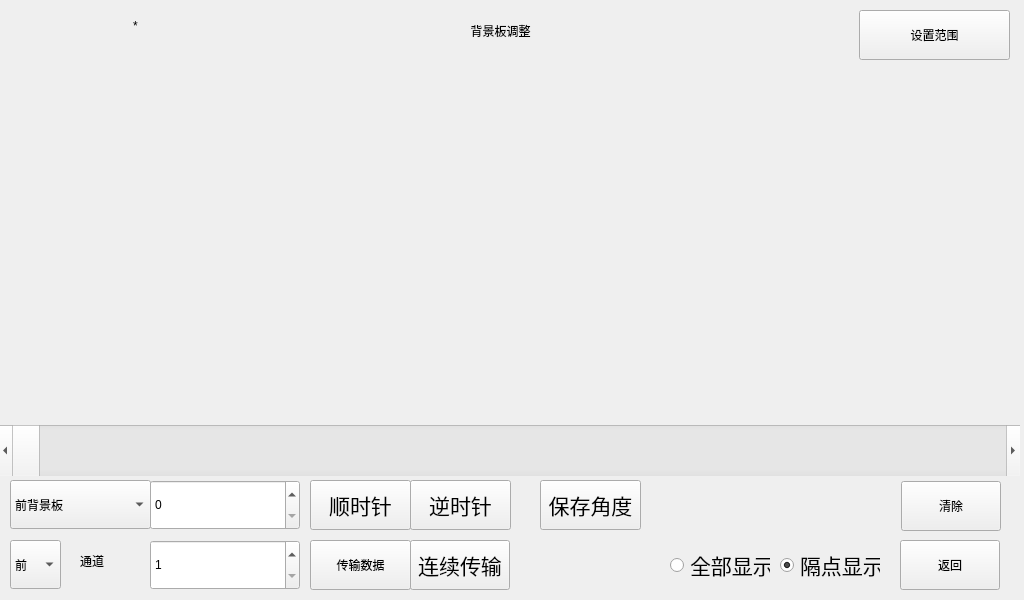
Before: the Qt Designer form forms/formccdcurve.ui in zhoutl1106/pjt2, drawn with Qt 5.
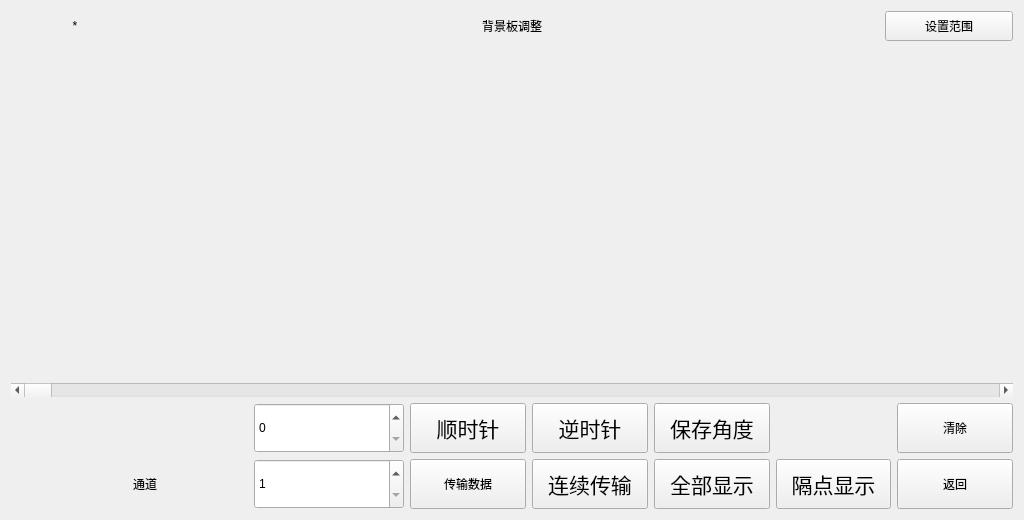
After: the same form once the commit is applied.

The edit to the form file:
```diff
--- a/forms/formccdcurve.ui
+++ b/forms/formccdcurve.ui
@@ -7,40 +7,17 @@
     <x>0</x>
     <y>0</y>
     <width>1024</width>
-    <height>600</height>
+    <height>520</height>
    </rect>
   </property>
   <property name="windowTitle">
    <string>Form</string>
   </property>
-  <widget class="QScrollBar" name="horizontalScrollBar">
-   <property name="geometry">
-    <rect>
-     <x>-1</x>
-     <y>425</y>
-     <width>1021</width>
-     <height>51</height>
-    </rect>
-   </property>
-   <property name="maximum">
-    <number>1024</number>
-   </property>
-   <property name="singleStep">
-    <number>0</number>
-   </property>
-   <property name="orientation">
-    <enum>Qt::Horizontal</enum>
-   </property>
-  </widget>
+  <layout class="QVBoxLayout" name="verticalLayout">
+   <item>
+    <layout class="QHBoxLayout" name="horizontalLayout">
+     <item>
   <widget class="QLabel" name="labelPos">
-   <property name="geometry">
-    <rect>
-     <x>0</x>
-     <y>0</y>
-     <width>271</width>
-     <height>51</height>
-    </rect>
-   </property>
    <property name="sizePolicy">
     <sizepolicy hsizetype="Fixed" vsizetype="Preferred">
      <horstretch>0</horstretch>
@@ -60,17 +37,11 @@
     <set>Qt::AlignCenter</set>
    </property>
   </widget>
+     </item>
+     <item>
   <widget class="QLabel" name="label">
-   <property name="geometry">
-    <rect>
-     <x>370</x>
-     <y>0</y>
-     <width>261</width>
-     <height>61</height>
-    </rect>
-   </property>
    <property name="sizePolicy">
-    <sizepolicy hsizetype="Expanding" vsizetype="Preferred">
+        <sizepolicy hsizetype="MinimumExpanding" vsizetype="Preferred">
      <horstretch>0</horstretch>
      <verstretch>0</verstretch>
     </sizepolicy>
@@ -88,40 +59,58 @@
     <set>Qt::AlignCenter</set>
    </property>
   </widget>
-  <widget class="QToolButton" name="toolButton_clockwise_f">
-   <property name="geometry">
-    <rect>
-     <x>310</x>
-     <y>480</y>
-     <width>101</width>
-     <height>50</height>
-    </rect>
-   </property>
-   <property name="font">
-    <font>
-     <family>文泉驿微米黑</family>
-     <pointsize>16</pointsize>
-     <weight>50</weight>
-     <italic>false</italic>
-     <bold>false</bold>
-    </font>
-   </property>
-   <property name="styleSheet">
-    <string notr="true">font: 16pt &quot;文泉驿微米黑&quot;;</string>
+     </item>
+     <item>
+      <widget class="QToolButton" name="toolButton_SetRange">
+       <property name="sizePolicy">
+        <sizepolicy hsizetype="Preferred" vsizetype="Preferred">
+         <horstretch>0</horstretch>
+         <verstretch>0</verstretch>
+        </sizepolicy>
+       </property>
+       <property name="minimumSize">
+        <size>
+         <width>128</width>
+         <height>0</height>
+        </size>
    </property>
    <property name="text">
-    <string>顺时针</string>
-   </property>
-  </widget>
+        <string>设置范围</string>
+       </property>
+      </widget>
+     </item>
+    </layout>
+   </item>
+   <item>
+    <spacer name="verticalSpacer">
+     <property name="orientation">
+      <enum>Qt::Vertical</enum>
+     </property>
+     <property name="sizeHint" stdset="0">
+      <size>
+       <width>20</width>
+       <height>325</height>
+      </size>
+     </property>
+    </spacer>
+   </item>
+   <item>
+    <widget class="QScrollBar" name="horizontalScrollBar">
+     <property name="maximum">
+      <number>1024</number>
+     </property>
+     <property name="singleStep">
+      <number>0</number>
+     </property>
+     <property name="orientation">
+      <enum>Qt::Horizontal</enum>
+     </property>
+    </widget>
+   </item>
+   <item>
+    <layout class="QGridLayout" name="gridLayout">
+     <item row="0" column="2">
   <widget class="QSpinBox" name="spinBox_f">
-   <property name="geometry">
-    <rect>
-     <x>150</x>
-     <y>480</y>
-     <width>150</width>
-     <height>50</height>
-    </rect>
-   </property>
    <property name="sizePolicy">
     <sizepolicy hsizetype="Fixed" vsizetype="Fixed">
      <horstretch>0</horstretch>
@@ -138,66 +127,9 @@
     <string notr="true"/>
    </property>
   </widget>
-  <widget class="QToolButton" name="toolButton_Clear">
-   <property name="geometry">
-    <rect>
-     <x>901</x>
-     <y>481</y>
-     <width>100</width>
-     <height>50</height>
-    </rect>
-   </property>
-   <property name="text">
-    <string>清除</string>
-   </property>
-  </widget>
-  <widget class="QToolButton" name="toolButton">
-   <property name="geometry">
-    <rect>
-     <x>900</x>
-     <y>540</y>
-     <width>100</width>
-     <height>50</height>
-    </rect>
-   </property>
-   <property name="text">
-    <string>返回</string>
-   </property>
-  </widget>
-  <widget class="QToolButton" name="toolButton_anticlockwise_f">
-   <property name="geometry">
-    <rect>
-     <x>410</x>
-     <y>480</y>
-     <width>101</width>
-     <height>50</height>
-    </rect>
-   </property>
-   <property name="font">
-    <font>
-     <family>文泉驿微米黑</family>
-     <pointsize>16</pointsize>
-     <weight>50</weight>
-     <italic>false</italic>
-     <bold>false</bold>
-    </font>
-   </property>
-   <property name="styleSheet">
-    <string notr="true">font: 16pt &quot;文泉驿微米黑&quot;;</string>
-   </property>
-   <property name="text">
-    <string>逆时针</string>
-   </property>
-  </widget>
+     </item>
+     <item row="1" column="2">
   <widget class="QSpinBox" name="spinBox_channel">
-   <property name="geometry">
-    <rect>
-     <x>150</x>
-     <y>540</y>
-     <width>150</width>
-     <height>50</height>
-    </rect>
-   </property>
    <property name="sizePolicy">
     <sizepolicy hsizetype="Fixed" vsizetype="Fixed">
      <horstretch>0</horstretch>
@@ -223,43 +155,96 @@
     <number>1</number>
    </property>
   </widget>
-  <widget class="QToolButton" name="toolButton_Clear_8">
-   <property name="geometry">
-    <rect>
-     <x>310</x>
-     <y>540</y>
-     <width>101</width>
-     <height>50</height>
-    </rect>
+     </item>
+     <item row="0" column="3">
+      <widget class="QToolButton" name="toolButton_clockwis">
+       <property name="sizePolicy">
+        <sizepolicy hsizetype="Preferred" vsizetype="Preferred">
+         <horstretch>0</horstretch>
+         <verstretch>0</verstretch>
+        </sizepolicy>
+       </property>
+       <property name="font">
+        <font>
+         <family>文泉驿微米黑</family>
+         <pointsize>16</pointsize>
+         <weight>50</weight>
+         <italic>false</italic>
+         <bold>false</bold>
+        </font>
    </property>
    <property name="styleSheet">
     <string notr="true">font: 16pt &quot;文泉驿微米黑&quot;;</string>
    </property>
    <property name="text">
-    <string>传输数据</string>
-   </property>
-  </widget>
+        <string>顺时针</string>
+       </property>
+      </widget>
+     </item>
+     <item row="1" column="1">
   <widget class="QLabel" name="label_3">
-   <property name="geometry">
-    <rect>
-     <x>80</x>
-     <y>540</y>
-     <width>71</width>
-     <height>41</height>
-    </rect>
-   </property>
    <property name="text">
     <string>通道</string>
    </property>
   </widget>
-  <widget class="QToolButton" name="toolButton_Clear_4">
-   <property name="geometry">
-    <rect>
-     <x>410</x>
-     <y>540</y>
-     <width>100</width>
-     <height>50</height>
-    </rect>
+     </item>
+     <item row="0" column="4">
+      <widget class="QToolButton" name="toolButton_anticlockwise">
+       <property name="sizePolicy">
+        <sizepolicy hsizetype="Preferred" vsizetype="Preferred">
+         <horstretch>0</horstretch>
+         <verstretch>0</verstretch>
+        </sizepolicy>
+       </property>
+       <property name="font">
+        <font>
+         <family>文泉驿微米黑</family>
+         <pointsize>16</pointsize>
+         <weight>50</weight>
+         <italic>false</italic>
+         <bold>false</bold>
+        </font>
+       </property>
+       <property name="styleSheet">
+        <string notr="true">font: 16pt &quot;文泉驿微米黑&quot;;</string>
+       </property>
+       <property name="text">
+        <string>逆时针</string>
+       </property>
+      </widget>
+     </item>
+     <item row="0" column="6">
+      <widget class="QToolButton" name="toolButton_saveangle">
+       <property name="sizePolicy">
+        <sizepolicy hsizetype="Preferred" vsizetype="Preferred">
+         <horstretch>0</horstretch>
+         <verstretch>0</verstretch>
+        </sizepolicy>
+       </property>
+       <property name="font">
+        <font>
+         <family>文泉驿微米黑</family>
+         <pointsize>16</pointsize>
+         <weight>50</weight>
+         <italic>false</italic>
+         <bold>false</bold>
+        </font>
+       </property>
+       <property name="styleSheet">
+        <string notr="true">font: 16pt &quot;文泉驿微米黑&quot;;</string>
+       </property>
+       <property name="text">
+        <string>保存角度</string>
+       </property>
+      </widget>
+     </item>
+     <item row="1" column="4">
+      <widget class="QToolButton" name="toolButton_continue">
+       <property name="sizePolicy">
+        <sizepolicy hsizetype="Preferred" vsizetype="Preferred">
+         <horstretch>0</horstretch>
+         <verstretch>0</verstretch>
+        </sizepolicy>
    </property>
    <property name="font">
     <font>
@@ -277,14 +262,62 @@
     <string>连续传输</string>
    </property>
   </widget>
-  <widget class="QRadioButton" name="radioButton_Clear_5">
-   <property name="geometry">
-    <rect>
-     <x>670</x>
-     <y>540</y>
-     <width>100</width>
-     <height>50</height>
-    </rect>
+     </item>
+     <item row="1" column="3">
+      <widget class="QToolButton" name="toolButton_transmit">
+       <property name="sizePolicy">
+        <sizepolicy hsizetype="Preferred" vsizetype="Preferred">
+         <horstretch>0</horstretch>
+         <verstretch>0</verstretch>
+        </sizepolicy>
+       </property>
+       <property name="styleSheet">
+        <string notr="true">font: 16pt &quot;文泉驿微米黑&quot;;</string>
+       </property>
+       <property name="text">
+        <string>传输数据</string>
+       </property>
+      </widget>
+     </item>
+     <item row="1" column="8">
+      <widget class="QToolButton" name="toolButton">
+       <property name="sizePolicy">
+        <sizepolicy hsizetype="Preferred" vsizetype="Preferred">
+         <horstretch>0</horstretch>
+         <verstretch>0</verstretch>
+        </sizepolicy>
+       </property>
+       <property name="text">
+        <string>返回</string>
+       </property>
+      </widget>
+     </item>
+     <item row="0" column="8">
+      <widget class="QToolButton" name="toolButton_Clear">
+       <property name="sizePolicy">
+        <sizepolicy hsizetype="Preferred" vsizetype="Preferred">
+         <horstretch>0</horstretch>
+         <verstretch>0</verstretch>
+        </sizepolicy>
+       </property>
+       <property name="text">
+        <string>清除</string>
+       </property>
+      </widget>
+     </item>
+     <item row="0" column="0">
+      <widget class="QWidget" name="widgetBkg" native="true"/>
+     </item>
+     <item row="1" column="0">
+      <widget class="QWidget" name="widgetCamera" native="true"/>
+     </item>
+     <item row="1" column="6">
+      <widget class="QToolButton" name="toolButton_all">
+       <property name="sizePolicy">
+        <sizepolicy hsizetype="Preferred" vsizetype="Preferred">
+         <horstretch>0</horstretch>
+         <verstretch>0</verstretch>
+        </sizepolicy>
    </property>
    <property name="font">
     <font>
@@ -302,14 +335,14 @@
     <string>全部显示</string>
    </property>
   </widget>
-  <widget class="QRadioButton" name="radioButton_Clear_7">
-   <property name="geometry">
-    <rect>
-     <x>780</x>
-     <y>540</y>
-     <width>100</width>
-     <height>50</height>
-    </rect>
+     </item>
+     <item row="1" column="7">
+      <widget class="QToolButton" name="toolButton_seperate">
+       <property name="sizePolicy">
+        <sizepolicy hsizetype="Preferred" vsizetype="Preferred">
+         <horstretch>0</horstretch>
+         <verstretch>0</verstretch>
+        </sizepolicy>
    </property>
    <property name="font">
     <font>
@@ -327,99 +360,13 @@
     <string>隔点显示</string>
    </property>
    <property name="checked">
-    <bool>true</bool>
-   </property>
-  </widget>
-  <widget class="QToolButton" name="toolButton_SetRange">
-   <property name="geometry">
-    <rect>
-     <x>859</x>
-     <y>10</y>
-     <width>151</width>
-     <height>50</height>
-    </rect>
-   </property>
-   <property name="text">
-    <string>设置范围</string>
-   </property>
-  </widget>
-  <widget class="QComboBox" name="camera">
-   <property name="geometry">
-    <rect>
-     <x>10</x>
-     <y>480</y>
-     <width>141</width>
-     <height>49</height>
-    </rect>
-   </property>
-   <property name="sizePolicy">
-    <sizepolicy hsizetype="Preferred" vsizetype="Expanding">
-     <horstretch>0</horstretch>
-     <verstretch>0</verstretch>
-    </sizepolicy>
-   </property>
-   <item>
-    <property name="text">
-     <string>前背景板</string>
-    </property>
-   </item>
-   <item>
-    <property name="text">
-     <string>后背景板</string>
-    </property>
+        <bool>false</bool>
+       </property>
+      </widget>
+     </item>
+    </layout>
    </item>
-  </widget>
-  <widget class="QComboBox" name="camera_2">
-   <property name="geometry">
-    <rect>
-     <x>10</x>
-     <y>540</y>
-     <width>51</width>
-     <height>49</height>
-    </rect>
-   </property>
-   <property name="sizePolicy">
-    <sizepolicy hsizetype="Preferred" vsizetype="Expanding">
-     <horstretch>0</horstretch>
-     <verstretch>0</verstretch>
-    </sizepolicy>
-   </property>
-   <item>
-    <property name="text">
-     <string>前</string>
-    </property>
-   </item>
-   <item>
-    <property name="text">
-     <string>后</string>
-    </property>
-   </item>
-  </widget>
-  <widget class="QToolButton" name="toolButton_anticlockwise_f_2">
-   <property name="geometry">
-    <rect>
-     <x>540</x>
-     <y>480</y>
-     <width>101</width>
-     <height>50</height>
-    </rect>
-   </property>
-   <property name="font">
-    <font>
-     <family>文泉驿微米黑</family>
-     <pointsize>16</pointsize>
-     <weight>50</weight>
-     <italic>false</italic>
-     <bold>false</bold>
-    </font>
-   </property>
-   <property name="styleSheet">
-    <string notr="true">font: 16pt &quot;文泉驿微米黑&quot;;</string>
-   </property>
-   <property name="text">
-    <string>保存角度</string>
-   </property>
-  </widget>
+  </layout>
  </widget>
  <resources/>
  <connections>
```
Lines whose indentation alone changed are shown as unchanged.
